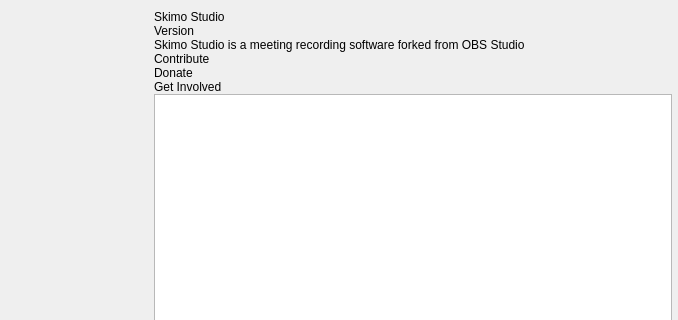
First picture: the form in UI/forms/SkimoAbout.ui, repository skimotv/SkimoMeetingRecorder, before the edit; both pictures show x 162 to 840 and y 0 to 320 of the 840 by 519 pixel window.
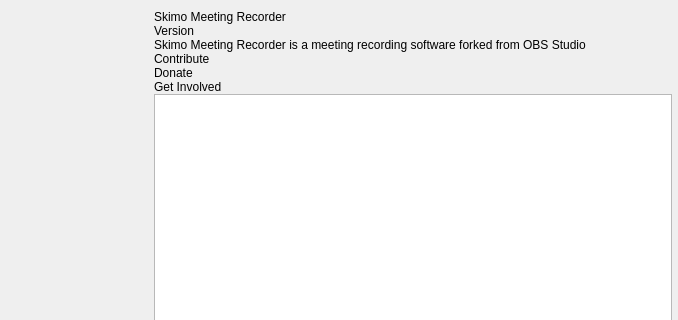
Second picture: the form after the edit. Icons and pictures are not drawn. Custom widgets are drawn as their Qt base class.

Commit message: Changed the name to Skimo Meeting Recorder

Diff of the .ui file:
```diff
--- a/UI/forms/SkimoAbout.ui
+++ b/UI/forms/SkimoAbout.ui
@@ -76,7 +76,7 @@
        <item>
         <widget class="QLabel" name="name">
          <property name="text">
-          <string notr="true">Skimo Studio</string>
+          <string notr="true">Skimo Meeting Recorder</string>
          </property>
         </widget>
        </item>
@@ -90,7 +90,7 @@
        <item>
         <widget class="QLabel" name="info">
          <property name="text">
-          <string>Skimo Studio is a meeting recording software forked from OBS Studio</string>
+          <string>Skimo Meeting Recorder is a meeting recording software forked from OBS Studio</string>
          </property>
          <property name="wordWrap">
           <bool>true</bool>
```
